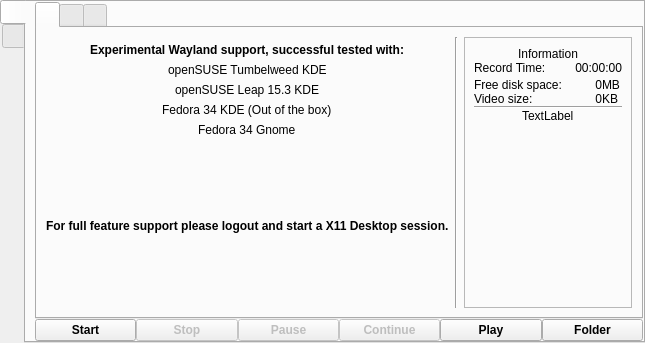
Above: src/formMainWindow_wl.ui from jbinkleyj/wayland before the change. Below: the same form after it.
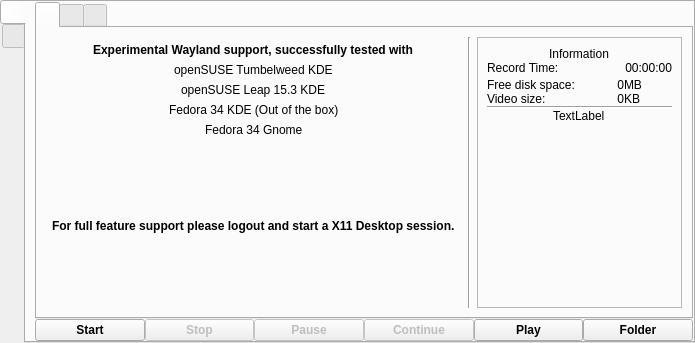
That is the form after the change. Icons and pictures are not drawn.

Diff of the .ui file:
```diff
--- a/src/formMainWindow_wl.ui
+++ b/src/formMainWindow_wl.ui
@@ -6,7 +6,7 @@
    <rect>
     <x>0</x>
     <y>0</y>
-    <width>630</width>
+    <width>695</width>
     <height>343</height>
    </rect>
   </property>
@@ -94,7 +94,7 @@
                </font>
               </property>
               <property name="text">
-               <string notr="true">Experimental Wayland support, successful tested with:</string>
+               <string notr="true">Experimental Wayland support, successfully tested with</string>
               </property>
              </widget>
             </item>
```
